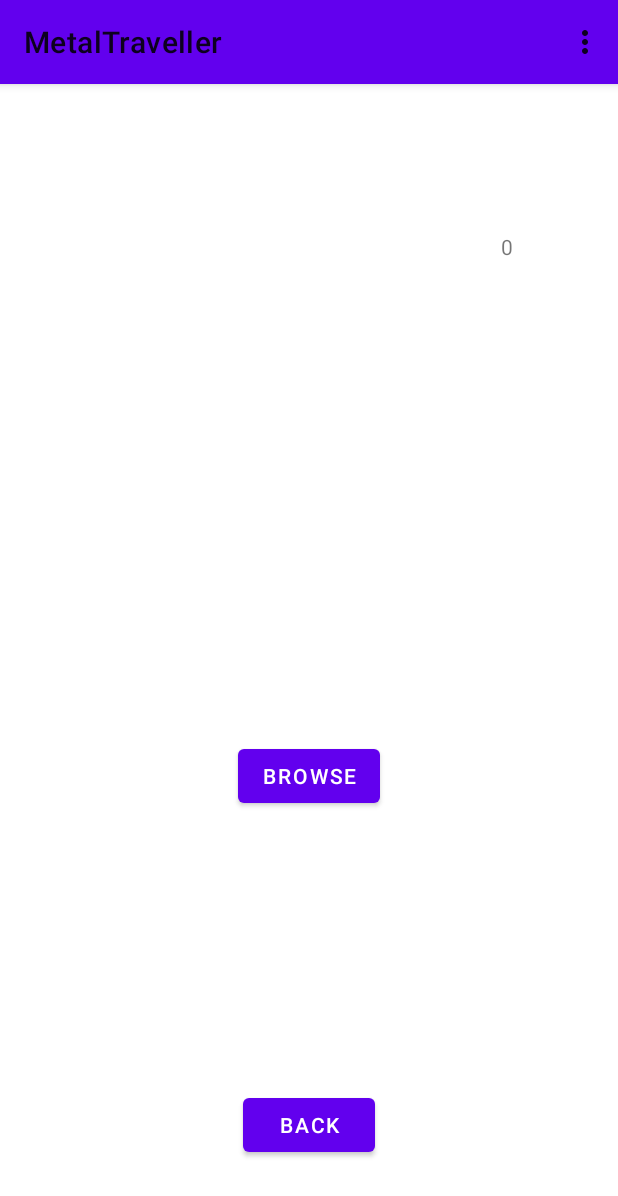
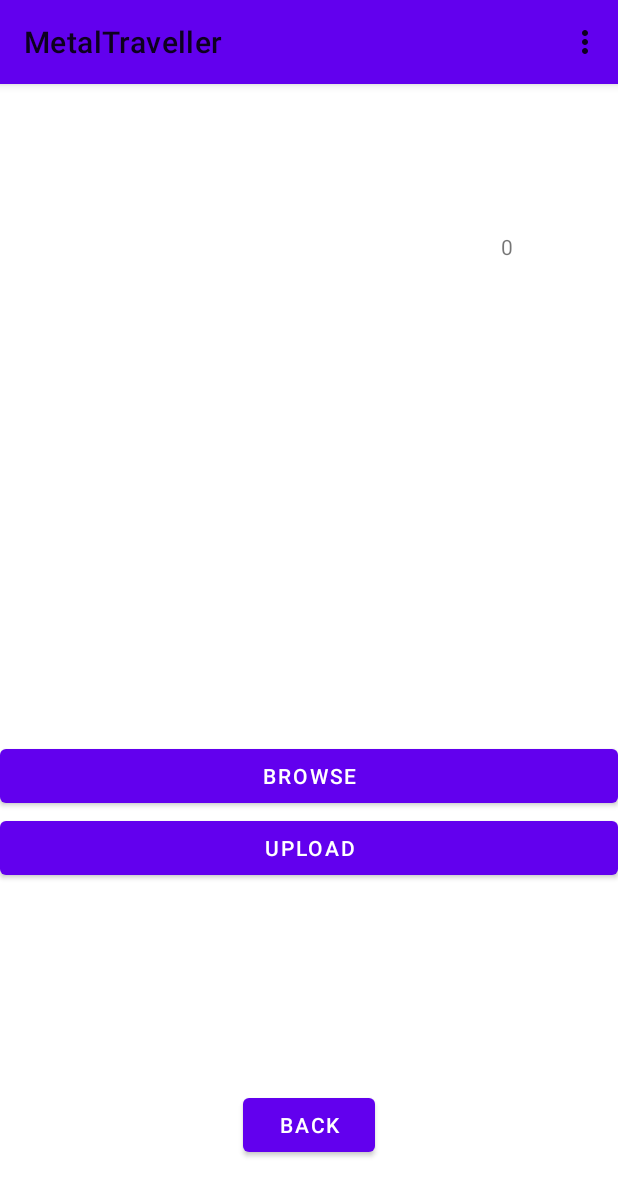
Before and after one commit to braindome/MetalTraveler, an Android app: the DetailsActivity screen opened directly, with no data from a screen before it, after a tap on "BROWSE", on a phone screen of 412 x 824 dp. Shown: the top 1196 px of the screen. Run offline under Robolectric (Android 15) with nearby library versions, the phone set to English and light mode, and no system bars; our stand-ins replace Firebase (no records; nobody signed in at launch, a user with empty details on screens opened directly); pictures from the network do not load.

Commit message:
Pictures are now uploaded to database. TODO: Add them as field in the doccuments

```diff
--- a/app/src/main/AndroidManifest.xml
+++ b/app/src/main/AndroidManifest.xml
@@ -8,6 +8,7 @@
     <uses-permission android:name="android.permission.ACCESS_COARSE_LOCATION" />
     <uses-permission android:name="android.permission.ACCESS_FINE_LOCATION" />
     <uses-permission android:name="android.permission.ACCESS_NETWORK_STATE" />
+    <uses-permission android:name="android.permission.READ_EXTERNAL_STORAGE" />
     <uses-permission android:name="android.permission.INTERNET" />
 
     <application
--- a/app/src/main/java/com/example/metaltraveller/activities/DetailsActivity.kt
+++ b/app/src/main/java/com/example/metaltraveller/activities/DetailsActivity.kt
@@ -1,7 +1,9 @@
 package com.example.metaltraveller.activities
 
+import android.app.ProgressDialog
 import android.content.Intent
 import android.content.pm.PackageManager
+import android.net.Uri
 import android.os.Bundle
 import android.os.Looper
 import android.util.Log
@@ -10,6 +12,7 @@ import android.view.MenuItem
 import android.widget.Button
 import android.widget.ImageView
 import android.widget.TextView
+import android.widget.Toast
 import androidx.appcompat.app.AppCompatActivity
 import androidx.core.app.ActivityCompat
 import com.example.metaltraveller.R
@@ -17,11 +20,15 @@ import com.example.metaltraveller.databinding.ActivityMainBinding
 import com.example.metaltraveller.utils.Utils
 import com.google.android.gms.location.*
 import com.google.android.gms.location.FusedLocationProviderClient
+import com.google.firebase.storage.FirebaseStorage
 import okhttp3.Call
 import okhttp3.Callback
 import okhttp3.OkHttpClient
 import okhttp3.Request
 import java.io.IOException
+import java.text.SimpleDateFormat
+import java.util.*
+import kotlin.collections.ArrayList
 
 class DetailsActivity : AppCompatActivity() {
 
@@ -32,7 +39,9 @@ class DetailsActivity : AppCompatActivity() {
     lateinit var imageUrls : ArrayList<String>
 
     lateinit var browseButton : Button
+    lateinit var uploadButton : Button
     lateinit var itemPhoto : ImageView
+    lateinit var imageUri : Uri
 
     companion object {
         val IMAGE_REQUEST_CODE = 1_000;
@@ -51,10 +60,15 @@ class DetailsActivity : AppCompatActivity() {
         val back : Button = findViewById(R.id.backButton)
         setSupportActionBar(findViewById(R.id.detailsToolbar))
         browseButton = findViewById(R.id.browseButton)
+        uploadButton = findViewById(R.id.uploadButton)
         itemPhoto = findViewById(R.id.itemPhoto)
 
         browseButton.setOnClickListener {
             pickImageFromGallery()
+        }
+
+        uploadButton.setOnClickListener {
+            uploadImage()
         }
 
 
@@ -92,16 +106,41 @@ class DetailsActivity : AppCompatActivity() {
         }
     }
 
+    private fun uploadImage() {
+        val progressDialog = ProgressDialog(this)
+        progressDialog.setMessage("Uploading...")
+        progressDialog.setCancelable(false)
+        progressDialog.show()
+
+        val formatter = SimpleDateFormat("yyyy_MM_dd_HH_mm_ss", Locale.getDefault())
+        val now = Date()
+        val fileName = formatter.format(now)
+        val storageRef = FirebaseStorage.getInstance().getReference("images/$fileName")
+
+        storageRef.putFile(imageUri)
+            .addOnSuccessListener {
+                itemPhoto.setImageURI(null)
+                Toast.makeText(this@DetailsActivity, "Successfully uploaded", Toast.LENGTH_SHORT).show()
+                if (progressDialog.isShowing) progressDialog.dismiss()
+            }
+            .addOnFailureListener {
+                Toast.makeText(this@DetailsActivity, "Failed to upload", Toast.LENGTH_SHORT).show()
+                if (progressDialog.isShowing) progressDialog.dismiss()
+            }
+    }
+
     private fun pickImageFromGallery() {
-        val intent = Intent(Intent.ACTION_PICK)
+        val intent = Intent()
         intent.type = "image/*"
-        startActivityForResult(intent, IMAGE_REQUEST_CODE)
+        intent.action = Intent.ACTION_GET_CONTENT
+        startActivityForResult(intent, 100)
     }
 
     override fun onActivityResult(requestCode: Int, resultCode: Int, data: Intent?) {
         super.onActivityResult(requestCode, resultCode, data)
-        if (requestCode == IMAGE_REQUEST_CODE && resultCode == RESULT_OK) {
-            itemPhoto.setImageURI(data?.data)
+        if (requestCode == 100 && resultCode == RESULT_OK) {
+            imageUri = data?.data!!
+            itemPhoto.setImageURI(imageUri)
         }
     }
 
--- a/app/src/main/res/layout/activity_details.xml
+++ b/app/src/main/res/layout/activity_details.xml
@@ -83,7 +83,7 @@
 
     <Button
         android:id="@+id/browseButton"
-        android:layout_width="wrap_content"
+        android:layout_width="0dp"
         android:layout_height="wrap_content"
         android:layout_marginTop="30dp"
         android:text="Browse"
@@ -91,4 +91,13 @@
         app:layout_constraintStart_toStartOf="parent"
         app:layout_constraintTop_toBottomOf="@+id/itemPhoto" />
 
+    <Button
+        android:id="@+id/uploadButton"
+        android:layout_width="0dp"
+        android:layout_height="wrap_content"
+        android:text="Upload"
+        app:layout_constraintEnd_toEndOf="parent"
+        app:layout_constraintStart_toStartOf="parent"
+        app:layout_constraintTop_toBottomOf="@+id/browseButton" />
+
 </androidx.constraintlayout.widget.ConstraintLayout>
```
